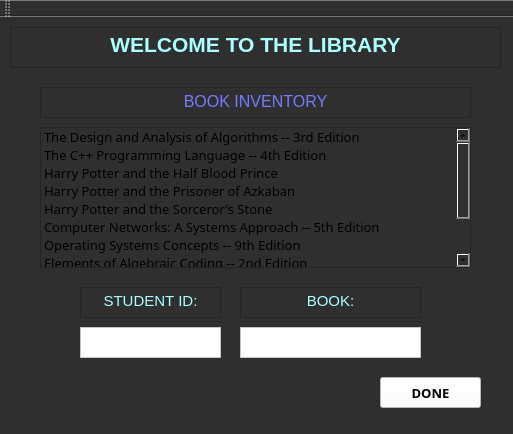
Before: the Qt Designer form Project 4/mainwindow.ui in ecdev456/Nonogram-SE, drawn with Qt 5.
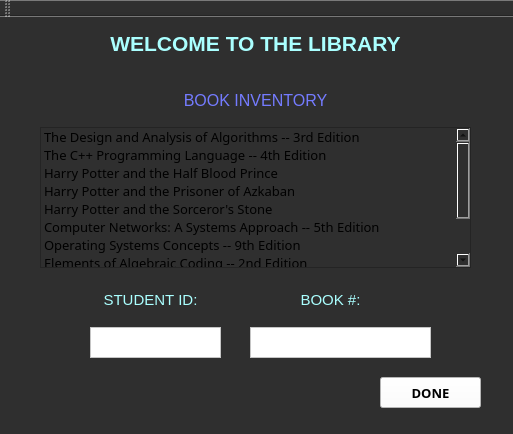
After: the same form once the commit is applied.

Diff of the .ui file:
```diff
--- a/Project 4/mainwindow.ui
+++ b/Project 4/mainwindow.ui
@@ -32,6 +32,9 @@
       <height>41</height>
      </rect>
     </property>
+    <property name="frameShape">
+     <enum>QFrame::NoFrame</enum>
+    </property>
     <property name="html">
      <string>&lt;!DOCTYPE HTML PUBLIC &quot;-//W3C//DTD HTML 4.0//EN&quot; &quot;http://www.w3.org/TR/REC-html40/strict.dtd&quot;&gt;
 &lt;html&gt;&lt;head&gt;&lt;meta name=&quot;qrichtext&quot; content=&quot;1&quot; /&gt;&lt;style type=&quot;text/css&quot;&gt;
@@ -279,6 +282,9 @@
       <height>31</height>
      </rect>
     </property>
+    <property name="frameShape">
+     <enum>QFrame::NoFrame</enum>
+    </property>
     <property name="html">
      <string>&lt;!DOCTYPE HTML PUBLIC &quot;-//W3C//DTD HTML 4.0//EN&quot; &quot;http://www.w3.org/TR/REC-html40/strict.dtd&quot;&gt;
 &lt;html&gt;&lt;head&gt;&lt;meta name=&quot;qrichtext&quot; content=&quot;1&quot; /&gt;&lt;style type=&quot;text/css&quot;&gt;
@@ -296,6 +302,9 @@
       <height>31</height>
      </rect>
     </property>
+    <property name="frameShape">
+     <enum>QFrame::NoFrame</enum>
+    </property>
     <property name="html">
      <string>&lt;!DOCTYPE HTML PUBLIC &quot;-//W3C//DTD HTML 4.0//EN&quot; &quot;http://www.w3.org/TR/REC-html40/strict.dtd&quot;&gt;
 &lt;html&gt;&lt;head&gt;&lt;meta name=&quot;qrichtext&quot; content=&quot;1&quot; /&gt;&lt;style type=&quot;text/css&quot;&gt;
@@ -304,19 +313,6 @@
 &lt;p align=&quot;center&quot; style=&quot; margin-top:0px; margin-bottom:0px; margin-left:0px; margin-right:0px; -qt-block-indent:0; text-indent:0px;&quot;&gt;&lt;span style=&quot; font-size:11pt; color:#aaffff;&quot;&gt;STUDENT ID:&lt;/span&gt;&lt;/p&gt;&lt;/body&gt;&lt;/html&gt;</string>
     </property>
    </widget>
-   <widget class="QTextEdit" name="textEdit">
-    <property name="geometry">
-     <rect>
-      <x>80</x>
-      <y>310</y>
-      <width>141</width>
-      <height>31</height>
-     </rect>
-    </property>
-    <property name="styleSheet">
-     <string notr="true">background-color: rgb(255, 255, 255);</string>
-    </property>
-   </widget>
    <widget class="QTextBrowser" name="textBrowser_4">
     <property name="geometry">
      <rect>
@@ -326,25 +322,15 @@
       <height>31</height>
      </rect>
     </property>
+    <property name="frameShape">
+     <enum>QFrame::NoFrame</enum>
+    </property>
     <property name="html">
      <string>&lt;!DOCTYPE HTML PUBLIC &quot;-//W3C//DTD HTML 4.0//EN&quot; &quot;http://www.w3.org/TR/REC-html40/strict.dtd&quot;&gt;
 &lt;html&gt;&lt;head&gt;&lt;meta name=&quot;qrichtext&quot; content=&quot;1&quot; /&gt;&lt;style type=&quot;text/css&quot;&gt;
 p, li { white-space: pre-wrap; }
 &lt;/style&gt;&lt;/head&gt;&lt;body style=&quot; font-family:'MS Shell Dlg 2'; font-size:8.25pt; font-weight:400; font-style:normal;&quot;&gt;
-&lt;p align=&quot;center&quot; style=&quot; margin-top:0px; margin-bottom:0px; margin-left:0px; margin-right:0px; -qt-block-indent:0; text-indent:0px;&quot;&gt;&lt;span style=&quot; font-size:11pt; color:#aaffff;&quot;&gt;BOOK:&lt;/span&gt;&lt;/p&gt;&lt;/body&gt;&lt;/html&gt;</string>
-    </property>
-   </widget>
-   <widget class="QPlainTextEdit" name="plainTextEdit">
-    <property name="geometry">
-     <rect>
-      <x>240</x>
-      <y>310</y>
-      <width>181</width>
-      <height>31</height>
-     </rect>
-    </property>
-    <property name="styleSheet">
-     <string notr="true">background-color: rgb(255, 255, 255);</string>
+&lt;p align=&quot;center&quot; style=&quot; margin-top:0px; margin-bottom:0px; margin-left:0px; margin-right:0px; -qt-block-indent:0; text-indent:0px;&quot;&gt;&lt;span style=&quot; font-size:11pt; color:#aaffff;&quot;&gt;BOOK #:&lt;/span&gt;&lt;/p&gt;&lt;/body&gt;&lt;/html&gt;</string>
     </property>
    </widget>
    <widget class="QPushButton" name="pushButton">
@@ -371,6 +357,32 @@
      <string>DONE</string>
     </property>
    </widget>
+   <widget class="QTextEdit" name="studentID">
+    <property name="geometry">
+     <rect>
+      <x>90</x>
+      <y>310</y>
+      <width>131</width>
+      <height>31</height>
+     </rect>
+    </property>
+    <property name="styleSheet">
+     <string notr="true">background-color: rgb(255, 255, 255);</string>
+    </property>
+   </widget>
+   <widget class="QTextEdit" name="bookNum">
+    <property name="geometry">
+     <rect>
+      <x>250</x>
+      <y>310</y>
+      <width>181</width>
+      <height>31</height>
+     </rect>
+    </property>
+    <property name="styleSheet">
+     <string notr="true">background-color: rgb(255, 255, 255);</string>
+    </property>
+   </widget>
   </widget>
   <widget class="QToolBar" name="mainToolBar">
    <attribute name="toolBarArea">
```
